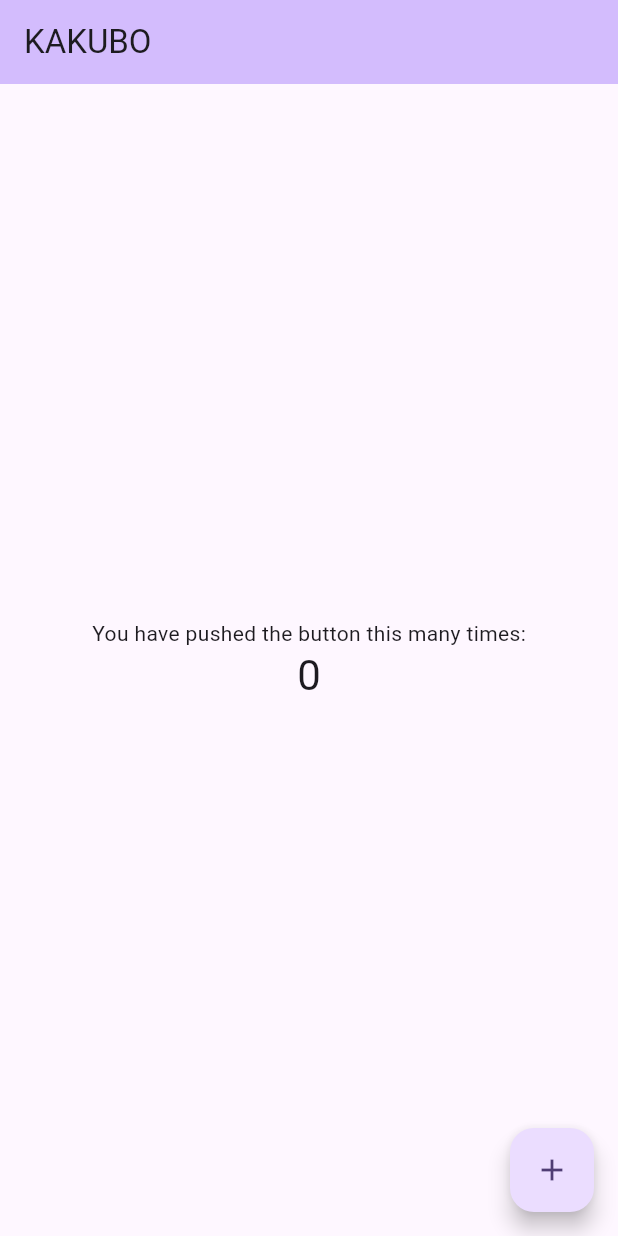
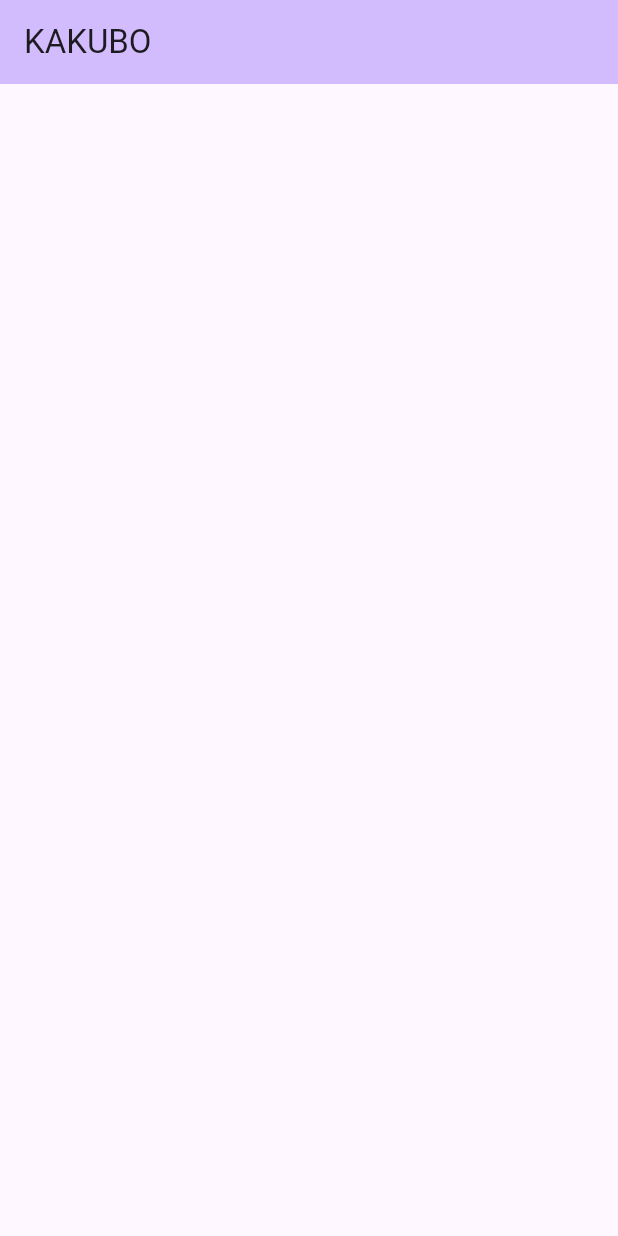
Before and after one commit to Fudy-V/kakubo, a Flutter app: the screen it shows after launch, on a phone screen of 412 x 824 dp. Run offline on Flutter 3.47's test engine with Material 3 defaults, Android fonts, the phone set to English and light mode, and no system bars.

Commit message:
🔥 初期アプリのリセット

```diff
--- a/lib/main.dart
+++ b/lib/main.dart
@@ -30,14 +30,6 @@ class MyHomePage extends StatefulWidget {
 }
 
 class _MyHomePageState extends State<MyHomePage> {
-  int _counter = 0;
-
-  void _incrementCounter() {
-    setState(() {
-      _counter++;
-    });
-  }
-
   @override
   Widget build(BuildContext context) {
     return Scaffold(
@@ -45,25 +37,6 @@ class _MyHomePageState extends State<MyHomePage> {
         backgroundColor: Theme.of(context).colorScheme.inversePrimary,
         title: Text(widget.title),
       ),
-      body: Center(
-        child: Column(
-          mainAxisAlignment: MainAxisAlignment.center,
-          children: <Widget>[
-            const Text(
-              'You have pushed the button this many times:',
-            ),
-            Text(
-              '$_counter',
-              style: Theme.of(context).textTheme.headlineMedium,
-            ),
-          ],
-        ),
-      ),
-      floatingActionButton: FloatingActionButton(
-        onPressed: _incrementCounter,
-        tooltip: 'Increment',
-        child: const Icon(Icons.add),
-      ),
     );
   }
 }
```
